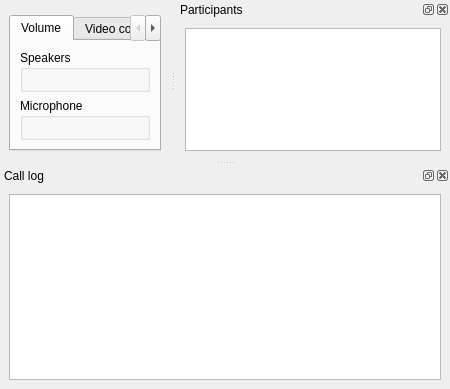
First picture: the form in kcall_handler/callwindow.ui, repository KDE/ktp-call-ui, before the edit.
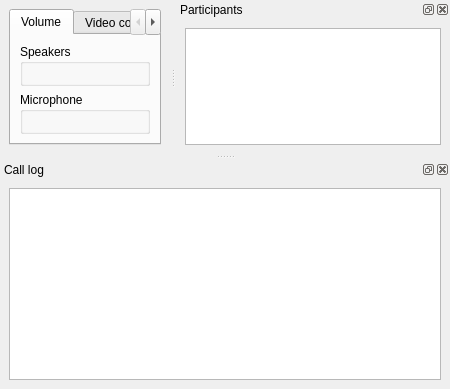
Second picture: the form after the edit. Custom widgets are drawn as their Qt base class.

Commit message: Fix size issues in the call window. - Set a nicer default size (330x330). - Set nicer size policies and size hints for all the widgets. - Resize the window appropriately when video widgets are added/removed. - Do not save the window size in the config, as the automatic resizing renders it useless.

```diff
--- a/kcall_handler/callwindow.ui
+++ b/kcall_handler/callwindow.ui
@@ -14,11 +14,14 @@
    <layout class="QHBoxLayout" name="horizontalLayout">
     <item>
      <layout class="QVBoxLayout" name="verticalLayout">
-      <item>
-       <widget class="QWidget" name="videoInputWidget" native="true"/>
-      </item>
       <item>
        <widget class="KTabWidget" name="tabWidget">
+        <property name="sizePolicy">
+         <sizepolicy hsizetype="Preferred" vsizetype="Preferred">
+          <horstretch>0</horstretch>
+          <verstretch>0</verstretch>
+         </sizepolicy>
+        </property>
         <property name="currentIndex">
          <number>0</number>
         </property>
```
The commit also changes 2 other files.
